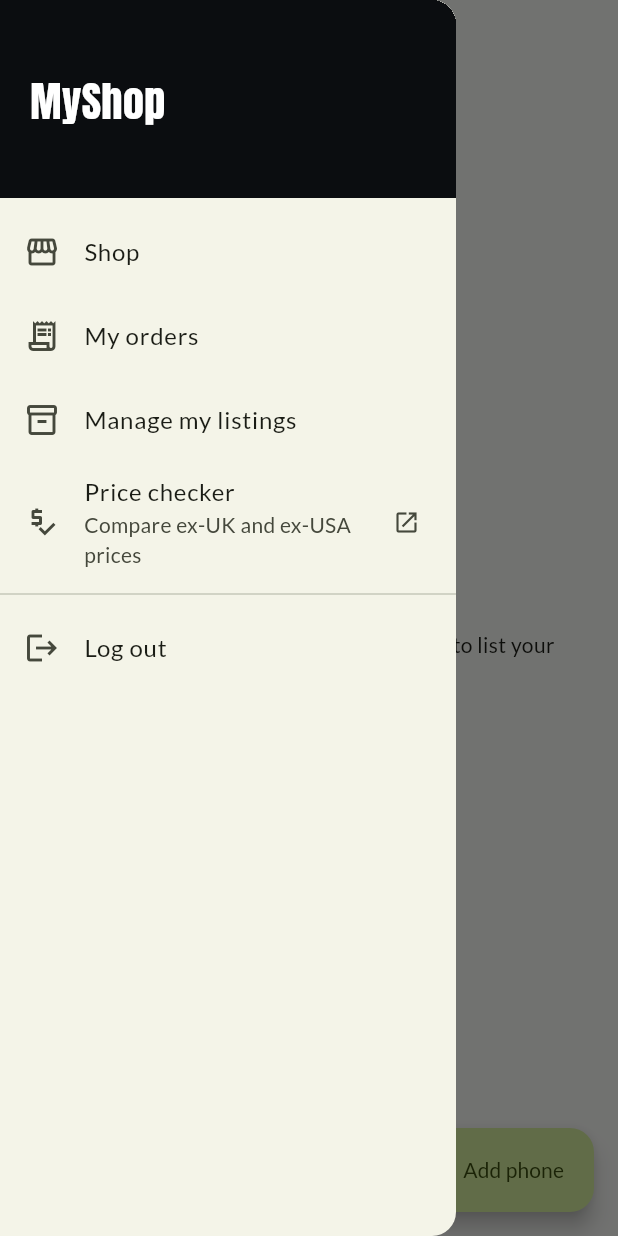
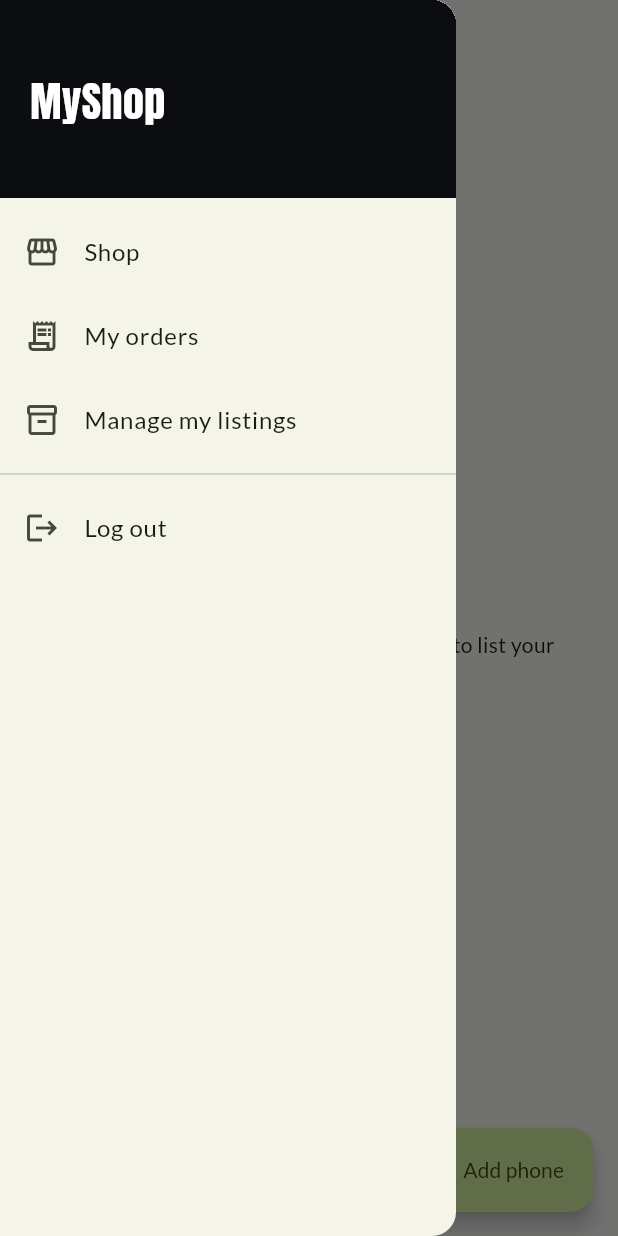
Before and after one commit to nainezz/MyShop, a Flutter app: the UserProductsScreen screen opened by its route, with the side drawer open, on a phone screen of 412 x 824 dp. Run offline on Flutter 3.47's test engine with Material 3 defaults, Android fonts, the phone set to English and light mode, and no system bars; our stand-ins replace shared_preferences; accounts and stored records are empty; network calls fail.

Commit message:
Remove Phone Price Checker links from the app
Co-Authored-By: Claude Opus 5.5 <noreply@anthropic.com>
Claude-Session: https://claude.ai/code/session_01XRaeiTfYR4KwmHLGNcGX5S

```diff
--- a/lib/config.dart
+++ b/lib/config.dart
@@ -10,9 +10,6 @@ class AppConfig {
   /// WhatsApp number for orders, in international format without "+".
   static const whatsappNumber = '254743676970';
 
-  /// Free tool comparing ex-UK and ex-USA prices.
-  static const priceCheckerUrl = 'https://nainezz.github.io/phone-price-checker/';
-
   static const currency = 'KES';
   static const shopName = 'MyShop';
 }
--- a/lib/utils/format.dart
+++ b/lib/utils/format.dart
@@ -18,10 +18,6 @@ String formatMoney(double value) {
 
 String formatDateTime(DateTime value) =>
     DateFormat('d MMM yyyy, HH:mm').format(value);
-
-/// Opens a web page in the browser.
-Future<bool> openLink(String url) =>
-    launchUrl(Uri.parse(url), mode: LaunchMode.externalApplication);
 
 /// Opens WhatsApp with a ready-made message to the shop.
 Future<bool> openWhatsApp(String message) {
--- a/lib/widgets/app_drawer.dart
+++ b/lib/widgets/app_drawer.dart
@@ -6,7 +6,6 @@ import '../providers/auth.dart';
 import '../screens/orders_screen.dart';
 import '../screens/user_products_screen.dart';
 import '../theme.dart';
-import '../utils/format.dart';
 
 class AppDrawer extends StatelessWidget {
   const AppDrawer({super.key});
@@ -53,13 +52,6 @@ class AppDrawer extends StatelessWidget {
           onTap: () => Navigator.of(context)
               .pushReplacementNamed(UserProductsScreen.routeName),
         ),
-        ListTile(
-          leading: const Icon(Icons.price_check),
-          title: const Text('Price checker'),
-          subtitle: const Text('Compare ex-UK and ex-USA prices'),
-          trailing: const Icon(Icons.open_in_new, size: 18),
-          onTap: () => openLink(AppConfig.priceCheckerUrl),
-        ),
         const Divider(),
         ListTile(
           leading: const Icon(Icons.logout),
```
Also changed, not shown: lib/screens/product_detail_screen.dart (+0 -12 lines).
